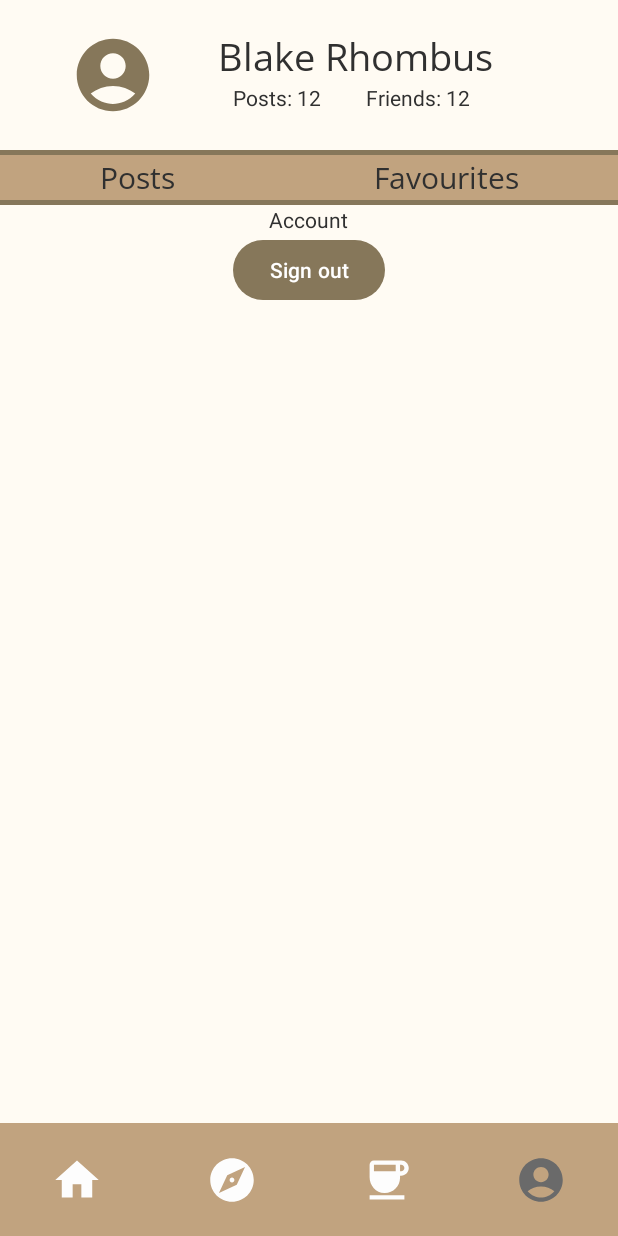
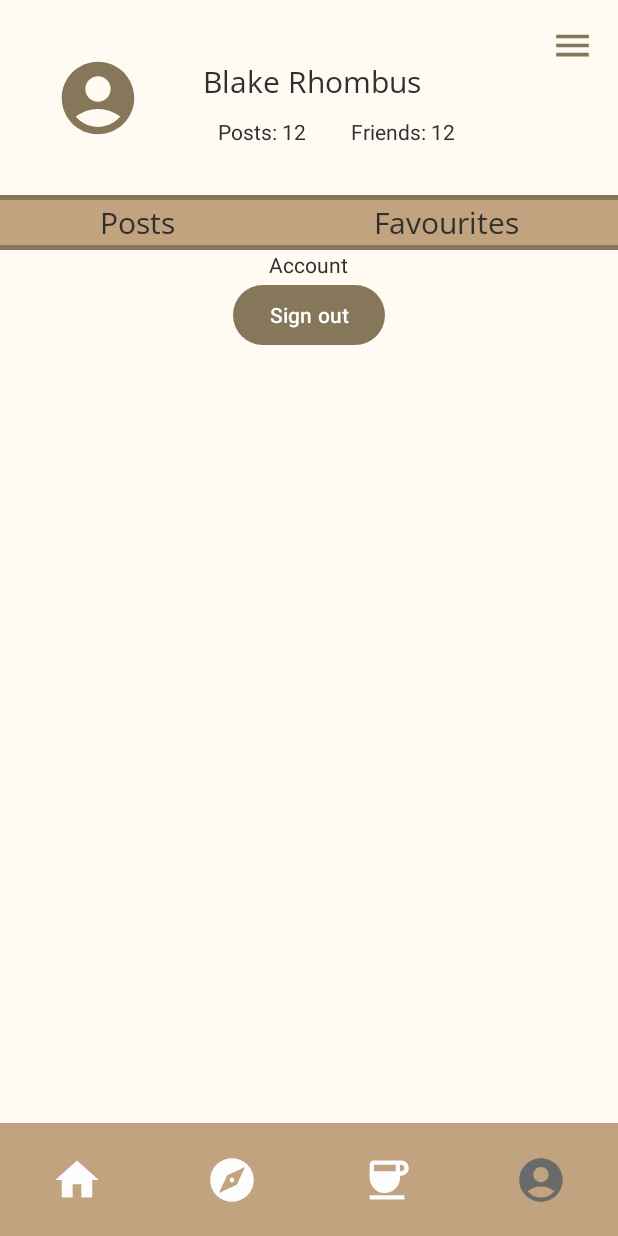
Before and after one commit to Bourkupine/cs4084-project, an Android app: the screen it shows after launch once a user with an empty profile is signed in (MainActivity), item 4 of the bottom bar chosen, on a phone screen of 412 x 824 dp. Run offline under Robolectric (Android 15) with nearby library versions, the phone set to English and light mode, and no system bars; our stand-ins replace Firebase (no records; nobody signed in at launch, a user with empty details on screens opened directly), Picasso.

Commit message:
profile: menu icon added to xml
Signed-off-by: Euan Bourke <euanbourke@gmail.com>

```diff
--- a/app/src/main/res/layout/fragment_account.xml
+++ b/app/src/main/res/layout/fragment_account.xml
@@ -12,8 +12,8 @@
 
     <GridLayout
         android:layout_width="match_parent"
-        android:layout_height="100dp"
-        android:columnCount="3"
+        android:layout_height="130dp"
+        android:columnCount="4"
         android:rowCount="2">
 
         <com.google.android.material.imageview.ShapeableImageView
@@ -23,7 +23,8 @@
             android:layout_row="0"
             android:layout_rowSpan="2"
             android:layout_column="0"
-            android:layout_marginStart="25dp"
+            android:layout_marginStart="15dp"
+            android:layout_marginTop="15dp"
             android:contentDescription="@string/profile_picture"
             android:scaleType="fitCenter"
             android:src="@drawable/ic_account_foreground"
@@ -37,12 +38,12 @@
             android:layout_height="wrap_content"
             android:layout_row="0"
             android:layout_column="1"
-            android:layout_columnSpan="2"
+            android:layout_columnSpan="3"
             android:layout_marginStart="20dp"
-            android:layout_marginTop="20dp"
+            android:layout_marginTop="40dp"
             android:fontFamily="@font/open_sans"
             android:text="Blake Rhombus"
-            android:textSize="25sp" />
+            android:textSize="20sp" />
 
         <TextView
             android:id="@+id/profile_post_count"
@@ -51,6 +52,7 @@
             android:layout_row="1"
             android:layout_column="1"
             android:layout_marginStart="30dp"
+            android:layout_marginTop="10dp"
             android:text="Posts: 12" />
 
         <TextView
@@ -60,7 +62,19 @@
             android:layout_row="1"
             android:layout_column="2"
             android:layout_marginStart="30dp"
+            android:layout_marginTop="10dp"
             android:text="Friends: 12" />
+
+        <com.google.android.material.imageview.ShapeableImageView
+            android:id="@+id/profile_options"
+            android:layout_width="50dp"
+            android:layout_height="50dp"
+            android:layout_row="0"
+            android:layout_column="3"
+            android:layout_gravity="end"
+            android:layout_marginTop="5dp"
+            android:layout_marginEnd="5dp"
+            android:src="@drawable/ic_menu_foreground" />
 
     </GridLayout>
 
```
